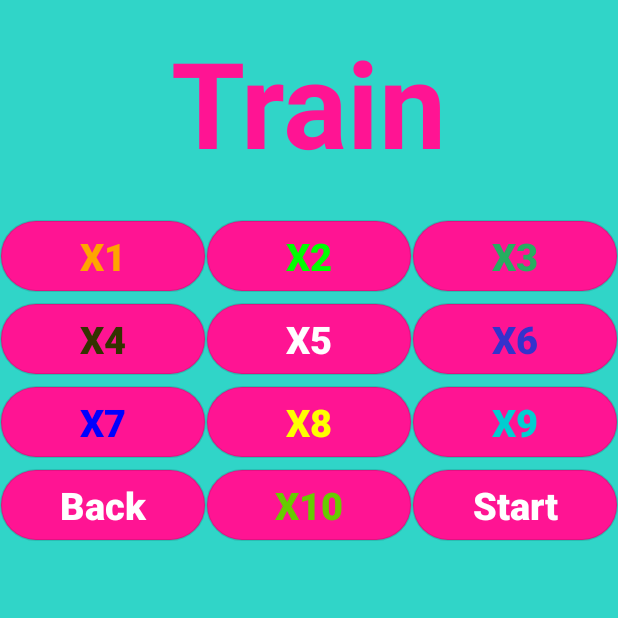
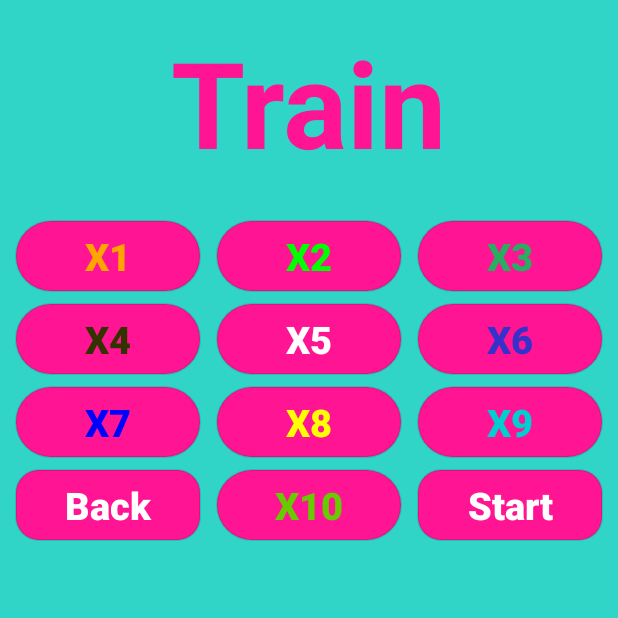
Before and after one commit to CheetaTech/MultiplicationTable, an Android app: the TrainSelectActivity screen opened directly, with no data from a screen before it, on a phone screen of 412 x 824 dp, the top half of it. Run offline under Robolectric (Android 15) with nearby library versions, the phone set to English and light mode, and no system bars.

Commit message:
Butanlar daha kare yapıldı

```diff
--- a/app/src/main/java/com/multiplationtable/TrainSelectActivity.java
+++ b/app/src/main/java/com/multiplationtable/TrainSelectActivity.java
@@ -49,8 +49,8 @@
             buttons[i] = ((ToggleButton) findViewById(trainingSelectButtonId[i]));
             ((ToggleButton)buttons[i]).setOnCheckedChangeListener(this);
         }
-        ((Button) findViewById(R.id.buttonBack)).setOnClickListener(this);
-        ((Button) findViewById(R.id.buttonStart)).setOnClickListener(this);
+        ((ToggleButton) findViewById(R.id.buttonBack)).setOnClickListener(this);
+        ((ToggleButton) findViewById(R.id.buttonStart)).setOnClickListener(this);
 
     }
 
--- a/app/src/main/java/model/TrainingModel.java
+++ b/app/src/main/java/model/TrainingModel.java
@@ -27,7 +27,6 @@
         { }
         catch (NumberFormatException e)
         { }
-
         int length = getTotalKeyboardLength();
         if(length == 0)
         {
--- a/app/src/main/res/drawable/buton_pressed.xml
+++ b/app/src/main/res/drawable/buton_pressed.xml
@@ -2,7 +2,7 @@
 <shape xmlns:android="http://schemas.android.com/apk/res/android"
     android:shape="rectangle"
     android:visible="true">
-    <corners android:radius="200dp" />
+    <corners android:radius="15dp" />
     <solid android:color="@color/background_yellow2" />
     <stroke
         android:color="#38000000"
--- a/app/src/main/res/drawable/button_custom_learn_select_pink.xml
+++ b/app/src/main/res/drawable/button_custom_learn_select_pink.xml
@@ -3,7 +3,7 @@
     android:shape="rectangle"
     android:visible="true">
 
-    <corners android:radius="200dp" />
+    <corners android:radius="15dp" />
     <solid android:color="@color/pink_org" />
     <stroke
         android:color="#1e000000"
--- a/app/src/main/res/drawable/button_custom_learn_select_pressed_pink.xml
+++ b/app/src/main/res/drawable/button_custom_learn_select_pressed_pink.xml
@@ -3,7 +3,7 @@
     android:shape="rectangle"
     android:visible="true">
 
-    <corners android:radius="200dp" />
+    <corners android:radius="15dp" />
     <solid android:color="@color/pink_org" />
     <stroke
         android:color="#38000000"
--- a/app/src/main/res/layout/content_train_select.xml
+++ b/app/src/main/res/layout/content_train_select.xml
@@ -81,6 +81,8 @@
             android:textColor="@color/orange_org"
             android:textStyle="bold"
             android:textSize="25sp"
+            android:layout_marginRight="10dp"
+            android:layout_marginLeft="10dp"
             />
         <!--
         <Button
@@ -121,6 +123,7 @@
             android:textColor="@color/green_sample2"
             android:textStyle="bold"
             android:textSize="25sp"
+            android:layout_marginRight="10dp"
             />
 
         <ToggleButton
@@ -135,6 +138,7 @@
             android:textColor="@color/green_flat"
             android:textStyle="bold"
             android:textSize="25sp"
+            android:layout_marginRight="10dp"
             />
         <!--
         <Button
@@ -175,6 +179,8 @@
             android:textColor="@color/brown_sample1"
             android:textStyle="bold"
             android:textSize="25sp"
+            android:layout_marginLeft="10dp"
+            android:layout_marginRight="10dp"
             />
         <!--
         <Button
@@ -201,6 +207,7 @@
             android:textColor="@color/white"
             android:textStyle="bold"
             android:textSize="25sp"
+            android:layout_marginRight="10dp"
             />
         <!--
         <Button
@@ -228,6 +235,7 @@
             android:textColor="@color/purple_sample1"
             android:textStyle="bold"
             android:textSize="25sp"
+            android:layout_marginRight="10dp"
             />
         <!--
         <Button
@@ -267,6 +275,8 @@
             android:textColor="@color/blue_sample1"
             android:textStyle="bold"
             android:textSize="25sp"
+            android:layout_marginLeft="10dp"
+            android:layout_marginRight="10dp"
             />
         <!--
         <Button
@@ -293,6 +303,7 @@
             android:textColor="@color/yellow_sample1"
             android:textStyle="bold"
             android:textSize="25sp"
+            android:layout_marginRight="10dp"
             />
         <!--
         <Button
@@ -319,6 +330,7 @@
             android:textColor="@color/turkuaz_sample1"
             android:textStyle="bold"
             android:textSize="25sp"
+            android:layout_marginRight="10dp"
             />
         <!--
         <Button
@@ -347,10 +359,12 @@
         android:layout_below="@+id/space3"
         android:orientation="horizontal">
 
-        <Button
+        <ToggleButton
             android:layout_width="wrap_content"
             android:layout_height="wrap_content"
             android:text="@string/back"
+            android:textOn="@string/back"
+            android:textOff="@string/back"
             android:layout_weight="1"
             android:textAllCaps="false"
             android:id="@+id/buttonBack"
@@ -358,6 +372,8 @@
             android:textColor="@color/white"
             android:textStyle="bold"
             android:textSize="25sp"
+            android:layout_marginLeft="10dp"
+            android:layout_marginRight="10dp"
             />
         <ToggleButton
             android:id="@+id/select_ten_btn"
@@ -371,6 +387,7 @@
             android:textColor="@color/green_sample1"
             android:textStyle="bold"
             android:textSize="25sp"
+            android:layout_marginRight="10dp"
             />
         <!--
         <Button
@@ -386,17 +403,20 @@
             />
             -->
 
-        <Button
+        <ToggleButton
             android:layout_width="wrap_content"
             android:layout_height="wrap_content"
             android:text="@string/start"
             android:id="@+id/buttonStart"
             android:textAllCaps="false"
             android:layout_weight="1"
+            android:textOn="@string/start"
+            android:textOff="@string/start"
             android:background="@drawable/button_custom_learn_selector_pink"
             android:textColor="@color/white"
             android:textStyle="bold"
             android:textSize="25sp"
+            android:layout_marginRight="10dp"
             />
 
     </LinearLayout>
```
Also changed, not shown: app/src/main/res/drawable/buton_custom_square.xml (added, +12 -0 lines), app/src/main/res/drawable/buton_pressed_square.xml (added, +10 -0 lines), app/src/main/res/drawable/buton_selector_square.xml (added, +9 -0 lines).
